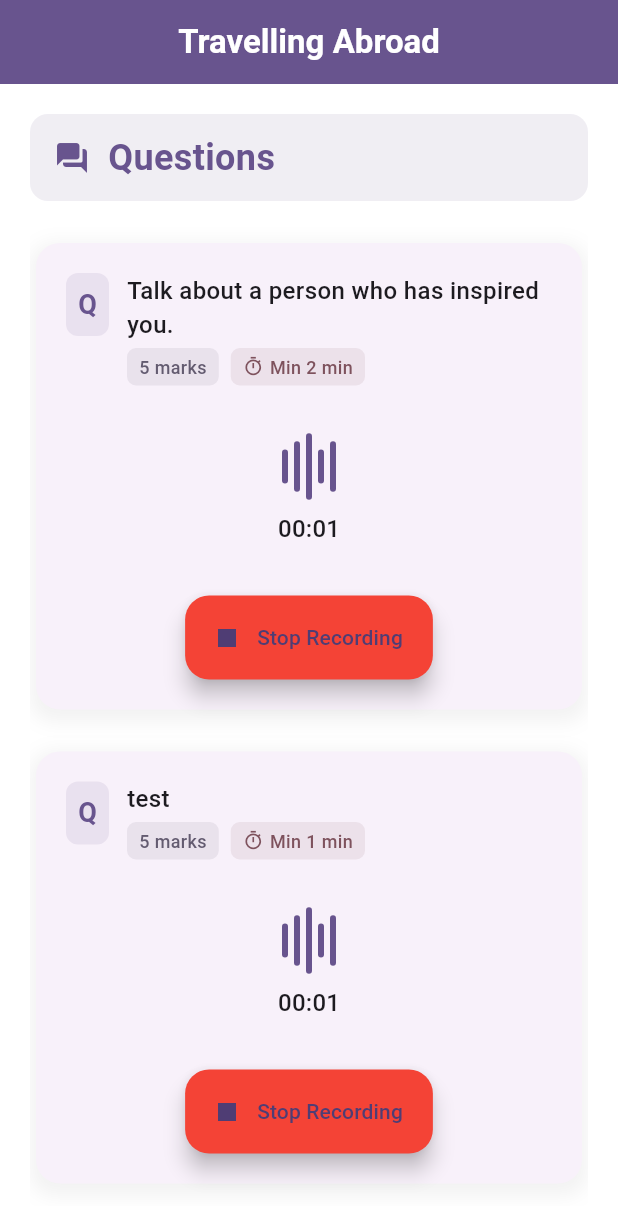
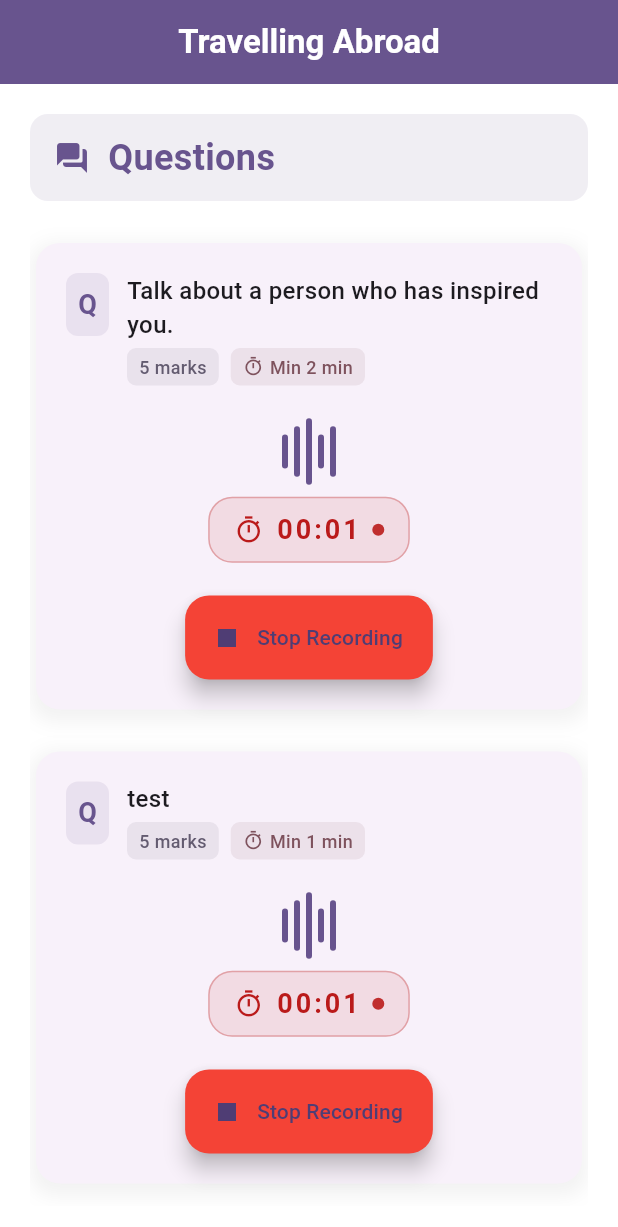
Before and after one commit to REDHUN/demo---Copy, a Flutter app: the screen it shows after launch, after a tap on "Start Recording", on a phone screen of 412 x 824 dp. Shown: the top 1227 px of the screen. Run offline on Flutter 3.47's test engine with Material 3 defaults, Android fonts, the phone set to English and light mode, and no system bars; our stand-ins replace audioplayers, permission_handler; missing offline and left inert: dart:html.

Commit message:
timer updated

```diff
--- a/lib/views/widgets/audio_controls_widget.dart
+++ b/lib/views/widgets/audio_controls_widget.dart
@@ -2,6 +2,7 @@ import 'package:flutter/material.dart';
 import 'package:provider/provider.dart';
 
 import '../../view_models/audio_view_model.dart';
+import 'timer_display.dart';
 import 'waveform_animation.dart';
 
 class AudioControlsWidget extends StatelessWidget {
@@ -27,9 +28,9 @@ class AudioControlsWidget extends StatelessWidget {
                       children: [
                         const WaveformAnimation(),
                         const SizedBox(height: 8),
-                        Text(
-                          viewModel.formatDuration(viewModel.recordDuration),
-                          style: Theme.of(context).textTheme.titleMedium,
+                        TimerDisplay(
+                          duration: viewModel.recordDuration,
+                          isRecording: viewModel.isRecording,
                         ),
                       ],
                     )
--- /dev/null
+++ b/lib/views/widgets/timer_display.dart
@@ -0,0 +1,109 @@
+import 'package:flutter/material.dart';
+
+class TimerDisplay extends StatelessWidget {
+  final Duration duration;
+  final bool isRecording;
+
+  const TimerDisplay({
+    super.key,
+    required this.duration,
+    this.isRecording = false,
+  });
+
+  @override
+  Widget build(BuildContext context) {
+    final colorScheme = Theme.of(context).colorScheme;
+
+    return Container(
+      padding: const EdgeInsets.symmetric(horizontal: 16, vertical: 8),
+      decoration: BoxDecoration(
+        color: isRecording
+            ? colorScheme.error.withOpacity(0.1)
+            : colorScheme.primary.withOpacity(0.1),
+        borderRadius: BorderRadius.circular(16),
+        border: Border.all(
+          color: isRecording
+              ? colorScheme.error.withOpacity(0.3)
+              : colorScheme.primary.withOpacity(0.3),
+        ),
+      ),
+      child: Row(
+        mainAxisSize: MainAxisSize.min,
+        children: [
+          Icon(
+            Icons.timer_outlined,
+            size: 20,
+            color: isRecording ? colorScheme.error : colorScheme.primary,
+          ),
+          const SizedBox(width: 8),
+          Text(
+            _formatDuration(duration),
+            style: TextStyle(
+              fontSize: 18,
+              fontWeight: FontWeight.w600,
+              color: isRecording ? colorScheme.error : colorScheme.primary,
+              letterSpacing: 2,
+            ),
+          ),
+          if (isRecording) ...[
+            const SizedBox(width: 8),
+            _BlinkingDot(color: colorScheme.error),
+          ],
+        ],
+      ),
+    );
+  }
+
+  String _formatDuration(Duration duration) {
+    String twoDigits(int n) => n.toString().padLeft(2, '0');
+    final minutes = twoDigits(duration.inMinutes.remainder(60));
+    final seconds = twoDigits(duration.inSeconds.remainder(60));
+    return '$minutes:$seconds';
+  }
+}
+
+class _BlinkingDot extends StatefulWidget {
+  final Color color;
+
+  const _BlinkingDot({required this.color});
+
+  @override
+  State<_BlinkingDot> createState() => _BlinkingDotState();
+}
+
+class _BlinkingDotState extends State<_BlinkingDot>
+    with SingleTickerProviderStateMixin {
+  late AnimationController _controller;
+  late Animation<double> _animation;
+
+  @override
+  void initState() {
+    super.initState();
+    _controller = AnimationController(
+      duration: const Duration(milliseconds: 1000),
+      vsync: this,
+    )..repeat(reverse: true);
+    _animation = Tween(begin: 0.0, end: 1.0).animate(_controller);
+  }
+
+  @override
+  Widget build(BuildContext context) {
+    return FadeTransition(
+      opacity: _animation,
+      child: Container(
+        width: 8,
+        height: 8,
+        decoration: BoxDecoration(
+          color: widget.color,
+          shape: BoxShape.circle,
+        ),
+      ),
+    );
+  }
+
+  @override
+  void dispose() {
+    _controller.dispose();
+    super.dispose();
+  }
+}
```
